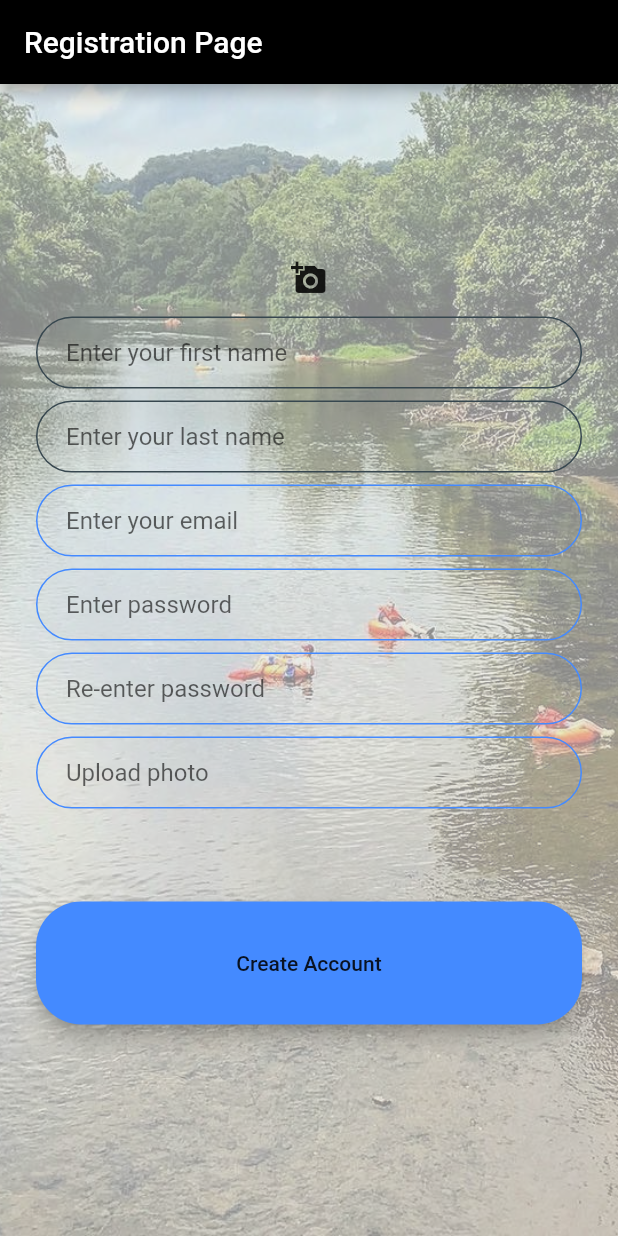
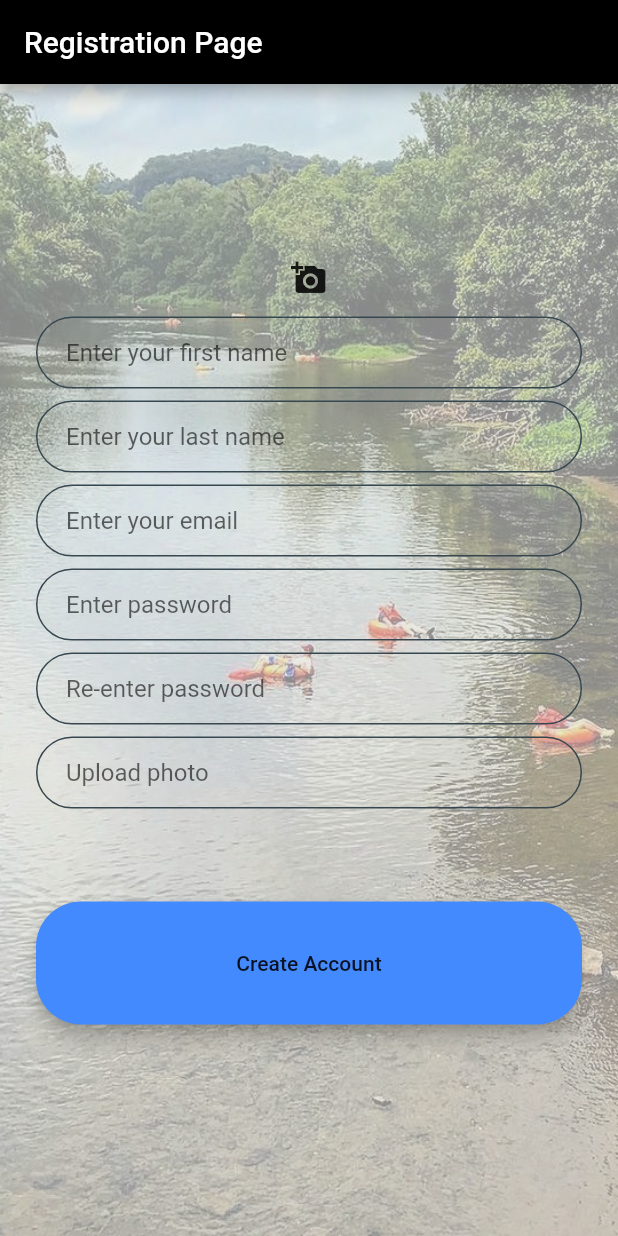
Before and after one commit to David-B-Comer/Access-Brandywine, a Flutter app: the screen it shows after launch, after a tap on "Register for Account", on a phone screen of 412 x 824 dp. Run offline on Flutter 3.47's test engine with Material 2 defaults, Android fonts, the phone set to English and light mode, and no system bars; our stand-ins replace firebase_auth, flutter_signin_button, google_sign_in, image_picker; missing offline and left inert: flutter_facebook_login; accounts and stored records are empty.

Commit message:
changed button outline colors

```diff
--- a/lib/register.dart
+++ b/lib/register.dart
@@ -137,12 +137,12 @@ class _RegistrationPageState extends State<RegistrationPage> {
                       ),
                       enabledBorder: OutlineInputBorder(
                         borderSide:
-                            BorderSide(color: Colors.blueAccent, width: 1.0),
+                            BorderSide(color: Colors.blueGrey[800], width: 1.0),
                         borderRadius: BorderRadius.all(Radius.circular(32.0)),
                       ),
                       focusedBorder: OutlineInputBorder(
                         borderSide:
-                            BorderSide(color: Colors.blueAccent, width: 2.0),
+                            BorderSide(color: Colors.blueGrey[800], width: 2.0),
                         borderRadius: BorderRadius.all(Radius.circular(32.0)),
                       ),
                     ),
@@ -166,12 +166,12 @@ class _RegistrationPageState extends State<RegistrationPage> {
                       ),
                       enabledBorder: OutlineInputBorder(
                         borderSide:
-                            BorderSide(color: Colors.blueAccent, width: 1.0),
+                            BorderSide(color: Colors.blueGrey[800], width: 1.0),
                         borderRadius: BorderRadius.all(Radius.circular(32.0)),
                       ),
                       focusedBorder: OutlineInputBorder(
                         borderSide:
-                            BorderSide(color: Colors.blueAccent, width: 2.0),
+                            BorderSide(color: Colors.blueGrey[800], width: 2.0),
                         borderRadius: BorderRadius.all(Radius.circular(32.0)),
                       ),
                     ),
@@ -195,12 +195,12 @@ class _RegistrationPageState extends State<RegistrationPage> {
                       ),
                       enabledBorder: OutlineInputBorder(
                         borderSide:
-                            BorderSide(color: Colors.blueAccent, width: 1.0),
+                            BorderSide(color: Colors.blueGrey[800], width: 1.0),
                         borderRadius: BorderRadius.all(Radius.circular(32.0)),
                       ),
                       focusedBorder: OutlineInputBorder(
                         borderSide:
-                            BorderSide(color: Colors.blueAccent, width: 2.0),
+                            BorderSide(color: Colors.blueGrey[800], width: 2.0),
                         borderRadius: BorderRadius.all(Radius.circular(32.0)),
                       ),
                     ),
@@ -224,12 +224,12 @@ class _RegistrationPageState extends State<RegistrationPage> {
                       ),
                       enabledBorder: OutlineInputBorder(
                         borderSide:
-                            BorderSide(color: Colors.blueAccent, width: 1.0),
+                            BorderSide(color: Colors.blueGrey[800], width: 1.0),
                         borderRadius: BorderRadius.all(Radius.circular(32.0)),
                       ),
                       focusedBorder: OutlineInputBorder(
                         borderSide:
-                            BorderSide(color: Colors.blueAccent, width: 2.0),
+                            BorderSide(color: Colors.blueGrey[800], width: 2.0),
                         borderRadius: BorderRadius.all(Radius.circular(32.0)),
                       ),
                     ),
```
